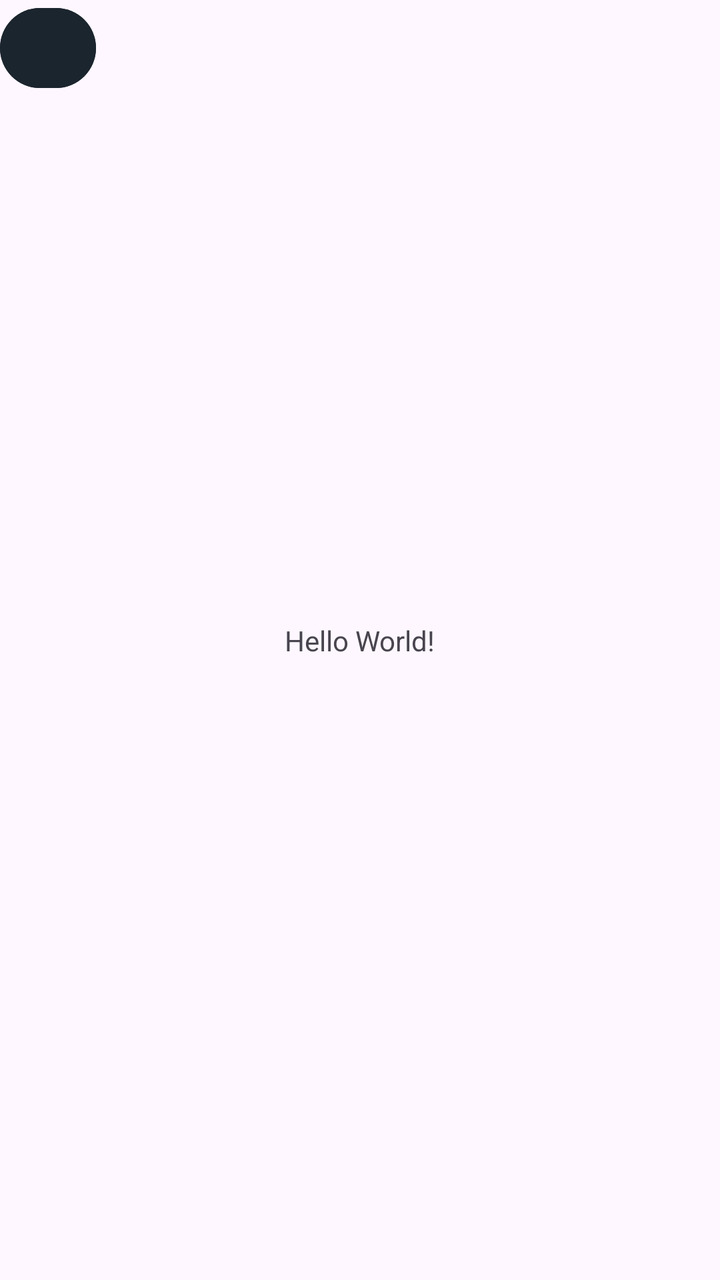
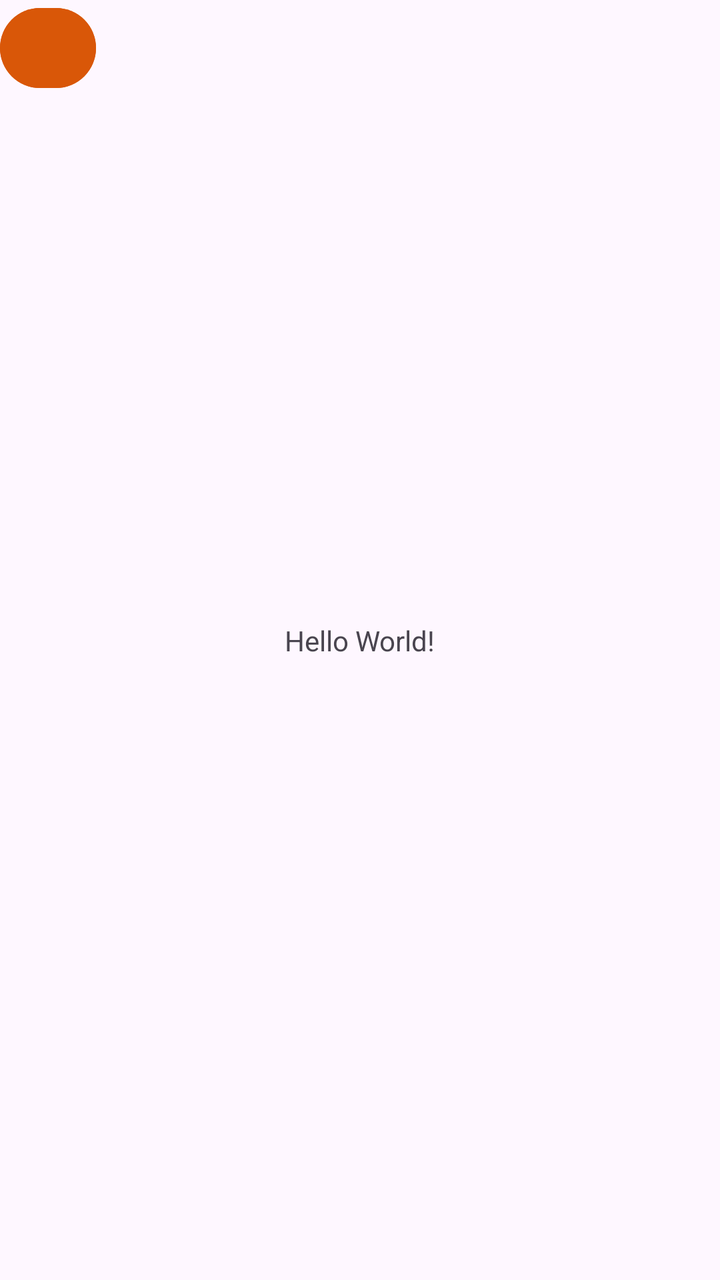

The first picture is an Android layout as it rendered before a commit; the second is the same layout after the commit. The layout source and the unified diff follow.
<!-- AndroidManifest.xml: application theme Theme.Aceroswecorp -->
<!-- res/layout/activity_main.xml -->
<?xml version="1.0" encoding="utf-8"?>
<androidx.constraintlayout.widget.ConstraintLayout xmlns:android="http://schemas.android.com/apk/res/android"
    xmlns:app="http://schemas.android.com/apk/res-auto"
    xmlns:tools="http://schemas.android.com/tools"
    android:id="@+id/screen_root"
    android:layout_width="match_parent"
    android:layout_height="match_parent"
    tools:context=".MainActivity">

    <Button
        android:id="@+id/screen_back"
        android:layout_width="48dp"
        android:layout_height="48dp"
        android:backgroundTint="#1B252E"
        android:contentDescription="@string/back"
        android:text="@string/back_arrow"
        android:textColor="#FFFFFF"
        android:textSize="24sp"
        app:layout_constraintStart_toStartOf="parent"
        app:layout_constraintTop_toTopOf="parent" />

    <TextView
        android:layout_width="wrap_content"
        android:layout_height="wrap_content"
        android:text="Hello World!"
        app:layout_constraintBottom_toBottomOf="parent"
        app:layout_constraintEnd_toEndOf="parent"
        app:layout_constraintStart_toStartOf="parent"
        app:layout_constraintTop_toTopOf="parent" />

</androidx.constraintlayout.widget.ConstraintLayout>
<!-- resources referenced by this layout -->
<resources>
  <string name="back">Volver</string>
  <string name="back_arrow">‹</string>
  <style name="Theme.Aceroswecorp" parent="Base.Theme.Aceroswecorp" />
  <style name="Base.Theme.Aceroswecorp" parent="Theme.Material3.DayNight.NoActionBar">
          
          
      </style>
</resources>

<!-- the commit's change to res/layout/activity_main.xml (unified diff, before → after) -->
@@ -11,7 +11,7 @@
         android:id="@+id/screen_back"
         android:layout_width="48dp"
         android:layout_height="48dp"
-        android:backgroundTint="#1B252E"
+        android:backgroundTint="#D95708"
         android:contentDescription="@string/back"
         android:text="@string/back_arrow"
         android:textColor="#FFFFFF"
